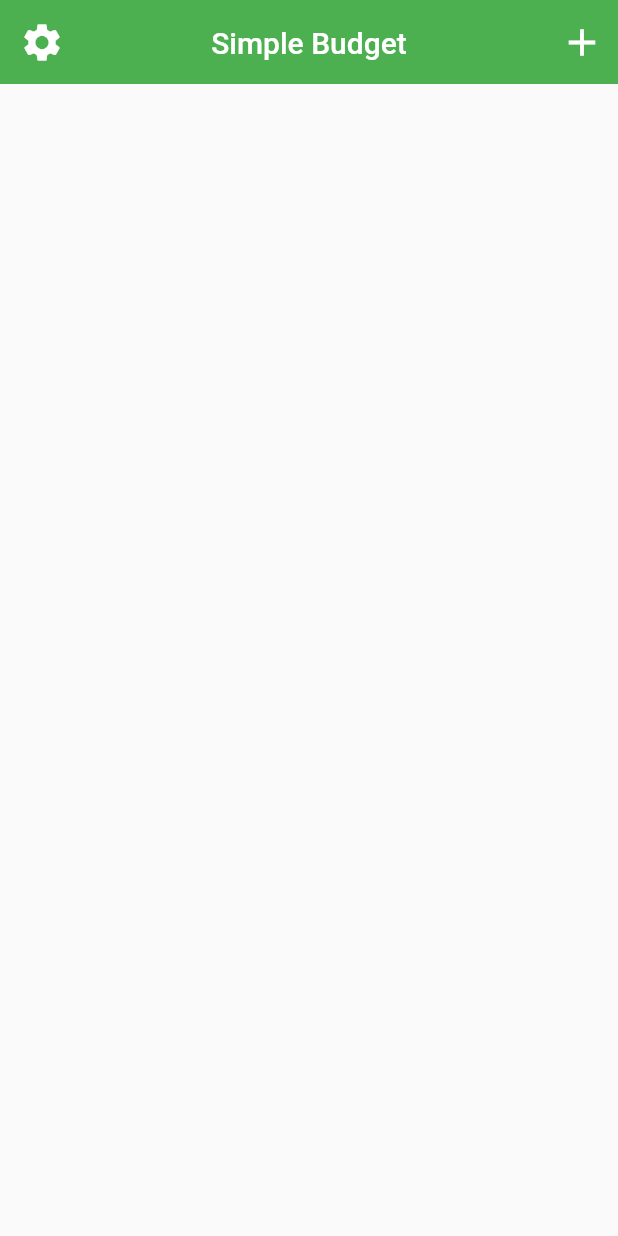
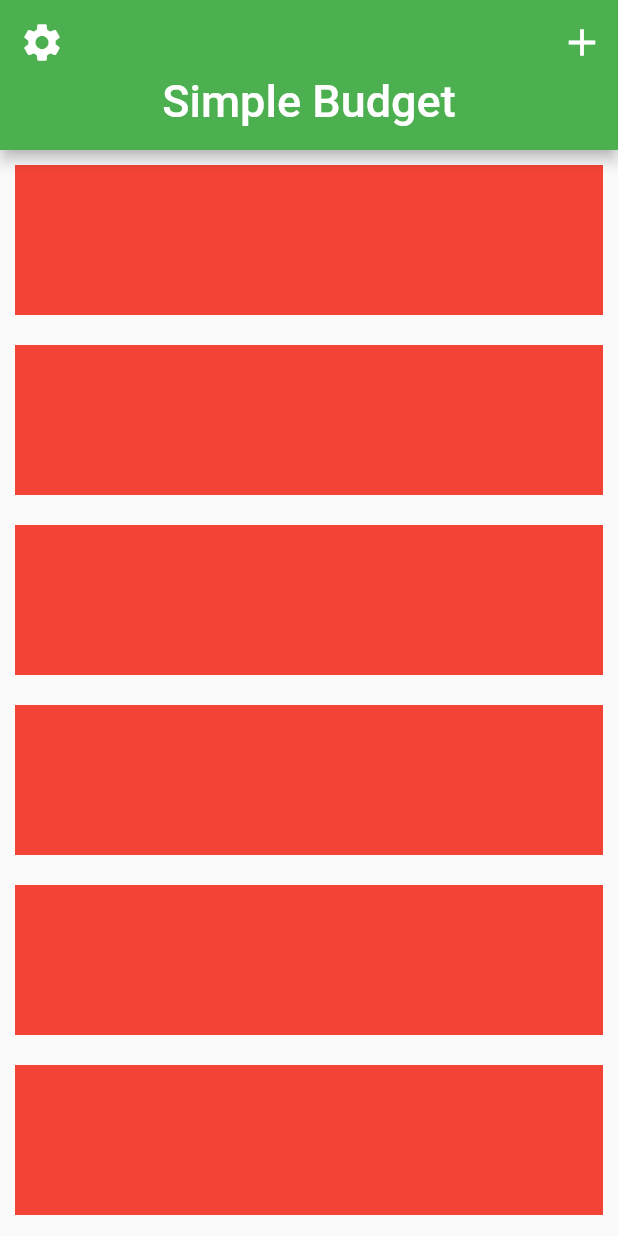
Before and after one commit to Alessandro124/CapitiniBudgetApp, a Flutter app: the screen it shows after launch, on a phone screen of 412 x 824 dp. Run offline on Flutter 3.47's test engine with Material 2 defaults, Android fonts, the phone set to English and light mode, and no system bars.

Commit message:
silverAppBar-done

```diff
--- a/lib/screens/home_screen.dart
+++ b/lib/screens/home_screen.dart
@@ -14,6 +14,10 @@ class _HomeScreenState extends State<HomeScreen> {
       body: CustomScrollView(
         slivers: [
           SliverAppBar(
+            expandedHeight: 100.0,
+            forceElevated: true,
+            //floating: true,
+            pinned: true,
             backgroundColor: Theme.of(context).primaryColor,
             leading: IconButton(
               icon: const Icon(Icons.settings),
@@ -32,6 +36,16 @@ class _HomeScreenState extends State<HomeScreen> {
               )
             ],
           ),
+          SliverList(
+            delegate:
+                SliverChildBuilderDelegate((BuildContext context, int index) {
+              return Container(
+                margin: EdgeInsets.all(10.0),
+                height: 100.0,
+                color: Colors.red,
+              );
+            }, childCount: 10),
+          ),
         ],
       ),
     );
```
